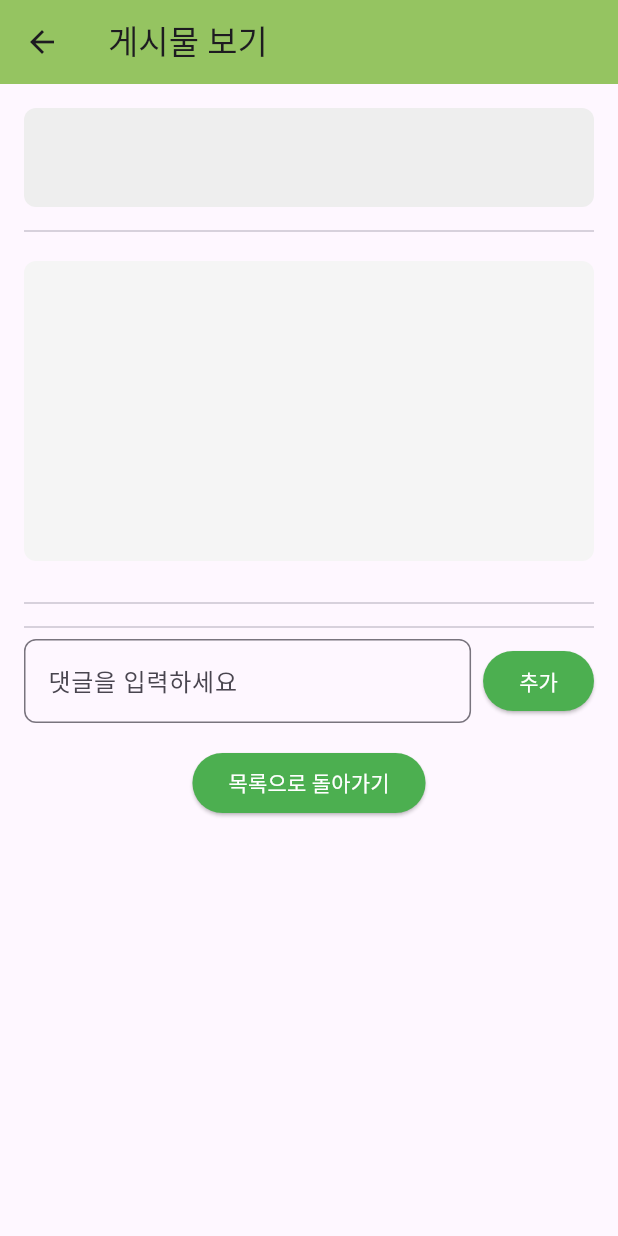
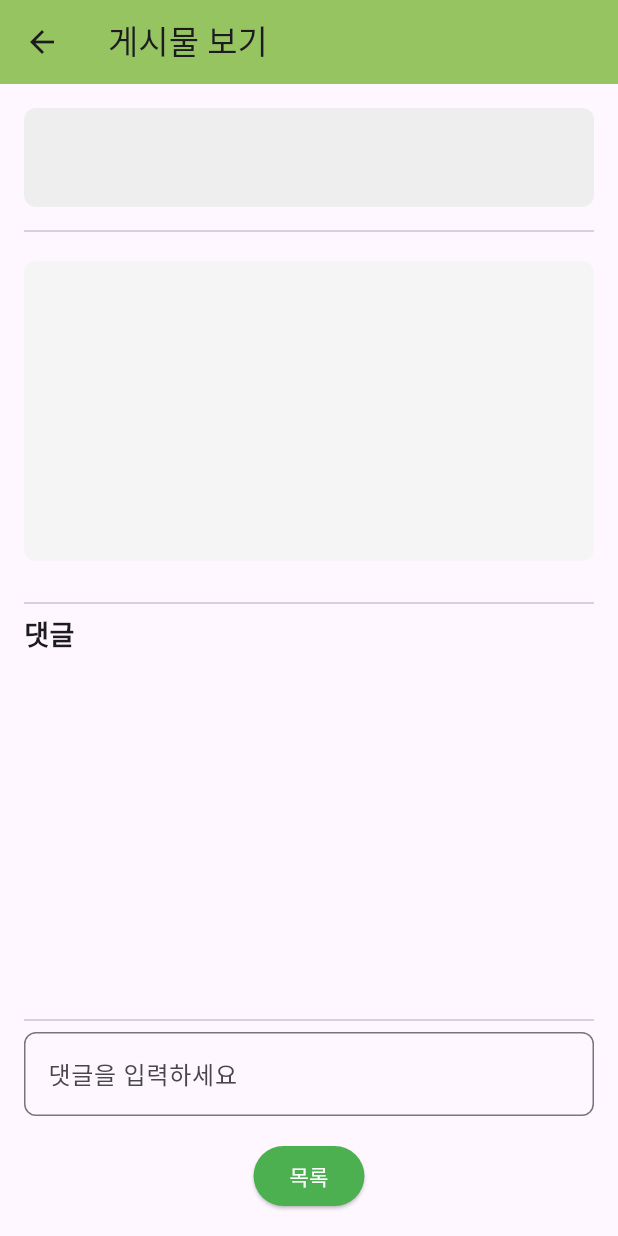
Before and after one commit to aivle-farmpedia/fronted, a Flutter app: the CommunityViewScreen screen opened directly with empty values, on a phone screen of 412 x 824 dp. Run offline on Flutter 3.47's test engine with Material 3 defaults, Android fonts, the phone set to English and light mode, and no system bars; our stand-ins replace shared_preferences; accounts and stored records are empty.

Commit message:
댓글창 스크롤 수정

```diff
--- a/farmpedia/lib/screens/community_view_screen.dart
+++ b/farmpedia/lib/screens/community_view_screen.dart
@@ -71,12 +71,10 @@ class _CommunityViewScreenState extends State<CommunityViewScreen> {
         title: const Text('게시물 보기'),
         backgroundColor: const Color(0xff95C461),
       ),
-      body: SingleChildScrollView(
-        child: Padding(
+      body: Padding(
         padding: const EdgeInsets.all(16.0),
         child: Column(
           crossAxisAlignment: CrossAxisAlignment.start,
-            mainAxisSize: MainAxisSize.min,
           children: [
             Container(
               width: double.infinity,
@@ -113,14 +111,18 @@ class _CommunityViewScreenState extends State<CommunityViewScreen> {
             ),
             const SizedBox(height: 8),
             const Divider(),
-              ListView.builder(
-                shrinkWrap: true,
-                physics: const NeverScrollableScrollPhysics(),
+            const Text(
+              '댓글',
+              style: TextStyle(fontSize: 18, fontWeight: FontWeight.bold),
+            ),
+            const SizedBox(height: 8),
+            Expanded(
+              child: ListView.builder(
                 itemCount: _comments.length,
                 itemBuilder: (context, index) {
                   return Container(
                     padding: const EdgeInsets.all(12.0),
-                    margin: const EdgeInsets.symmetric(vertical: 12.0),
+                    margin: const EdgeInsets.symmetric(vertical: 6.0),
                     decoration: BoxDecoration(
                       color: Colors.grey.shade200,
                       borderRadius: BorderRadius.circular(8.0),
@@ -128,6 +130,7 @@ class _CommunityViewScreenState extends State<CommunityViewScreen> {
                     child: Text(_comments[index]),
                   );
                 },
+              ),
             ),
             const Divider(),
             Row(
@@ -141,17 +144,7 @@ class _CommunityViewScreenState extends State<CommunityViewScreen> {
                         borderRadius: BorderRadius.circular(8.0),
                       ),
                     ),
-                    ),
-                  ),
-                  const SizedBox(width: 8),
-                  ElevatedButton(
-                    onPressed: _addComment,
-                    style: ElevatedButton.styleFrom(
-                      backgroundColor: Colors.green,
-                    ),
-                    child: const Text(
-                      '추가',
-                      style: TextStyle(color: Colors.white),
+                    onSubmitted: (value) => _addComment(),
                   ),
                 ),
               ],
@@ -166,7 +159,7 @@ class _CommunityViewScreenState extends State<CommunityViewScreen> {
                   backgroundColor: Colors.green,
                 ),
                 child: const Text(
-                    '목록으로 돌아가기',
+                  '목록',
                   style: TextStyle(
                     color: Colors.white,
                   ),
@@ -176,7 +169,6 @@ class _CommunityViewScreenState extends State<CommunityViewScreen> {
           ],
         ),
       ),
-      ),
     );
   }
 }
```
Lines whose indentation alone changed are shown as unchanged.
